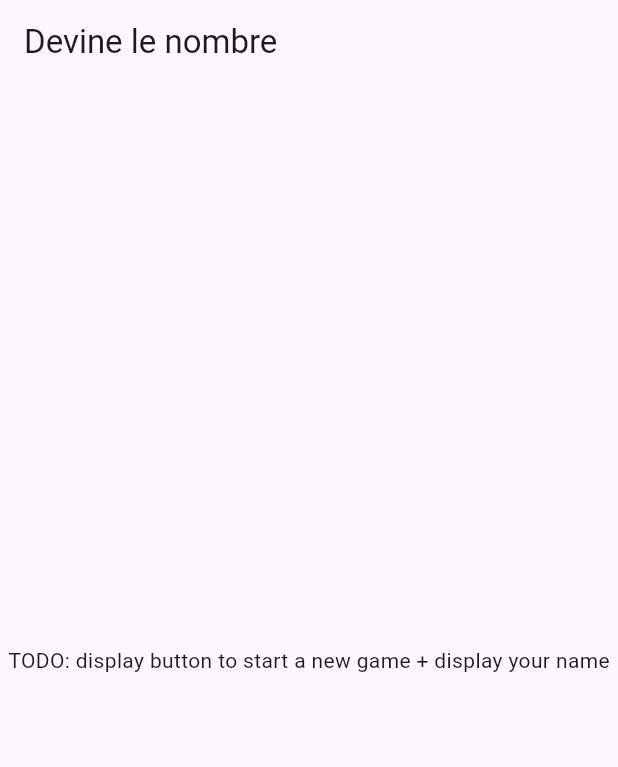
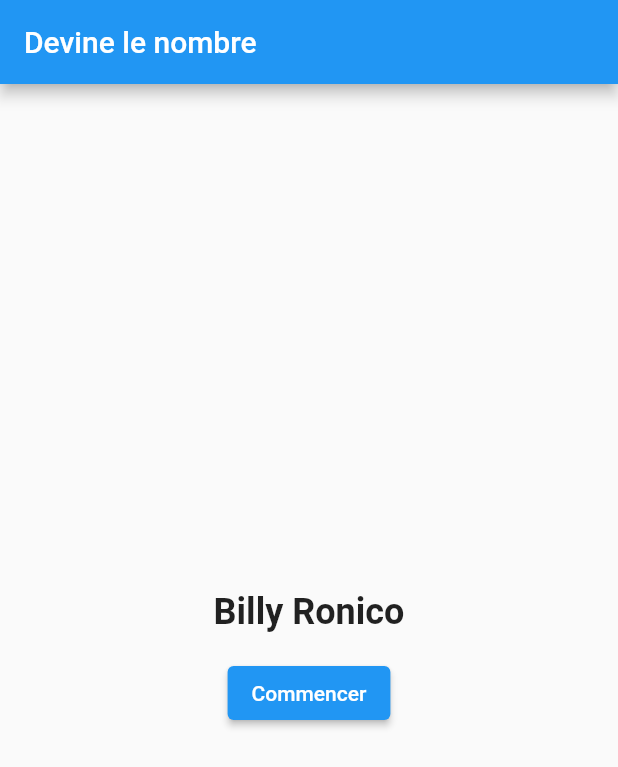
Before and after one commit to BillyRonico412/plus-ou-moins-flutter, a Flutter app: the screen it shows after launch, on a phone screen of 412 x 824 dp. Shown: the top 767 px of the screen. Run offline on Flutter 3.47's test engine with Material 3 defaults, Android fonts, the phone set to English and light mode, and no system bars; our stand-ins replace awesome_snackbar_content, go_router.

Commit message:
Resolves tp

```diff
--- a/lib/main.dart
+++ b/lib/main.dart
@@ -1,6 +1,9 @@
 import 'package:flutter/material.dart';
 import 'package:go_router/go_router.dart';
-import 'package:guess_number/menu_page.dart';
+import 'package:guess_number/pages/DefeatPage.dart';
+import 'package:guess_number/pages/GamePage.dart';
+import 'package:guess_number/pages/MainPage.dart';
+import 'package:guess_number/pages/VictoryPage.dart';
 
 void main() {
   runApp(const MyApp());
@@ -11,7 +14,24 @@ final GoRouter _router = GoRouter(
     GoRoute(
       path: '/',
       builder: (BuildContext context, GoRouterState state) {
-        return const MenuPage();
+        return const MainPage();
+      },
+    ),
+    GoRoute(
+        path: '/game',
+        builder: (BuildContext context, GoRouterState state) {
+          return const GamePage();
+        }),
+    GoRoute(
+      path: '/victory',
+      builder: (BuildContext context, GoRouterState state) {
+        return const VictoryPage();
+      },
+    ),
+    GoRoute(
+      path: '/defeat',
+      builder: (BuildContext context, GoRouterState state) {
+        return const DefeatPage();
       },
     ),
   ],
@@ -23,8 +43,11 @@ class MyApp extends StatelessWidget {
   @override
   Widget build(BuildContext context) {
     return MaterialApp.router(
-      debugShowCheckedModeBanner: false,
-      routerConfig: _router,
-    );
+        debugShowCheckedModeBanner: false,
+        routerConfig: _router,
+        theme: ThemeData(
+          useMaterial3: false,
+          primarySwatch: Colors.blue,
+        ));
   }
 }
--- a/lib/menu_page.dart
+++ /dev/null
@@ -1,15 +0,0 @@
-import 'package:flutter/material.dart';
-
-class MenuPage extends StatelessWidget {
-  const MenuPage({Key? key}) : super(key: key);
-
-  @override
-  Widget build(BuildContext context) {
-    return Scaffold(
-      appBar: AppBar(
-        title: const Text("Devine le nombre"),
-      ),
-      body: const Center(child: Text("TODO: display button to start a new game + display your name")) ,
-    );
-  }
-}
--- /dev/null
+++ b/lib/pages/MainPage.dart
@@ -0,0 +1,33 @@
+import 'package:flutter/material.dart';
+import 'package:go_router/go_router.dart';
+
+class MainPage extends StatelessWidget {
+  const MainPage({Key? key}) : super(key: key);
+
+  @override
+  Widget build(BuildContext context) {
+    return Scaffold(
+      appBar: AppBar(
+        title: const Text("Devine le nombre"),
+      ),
+      body: Column(
+        mainAxisAlignment: MainAxisAlignment.center,
+        crossAxisAlignment: CrossAxisAlignment.center,
+        children: [
+          const Center(
+              child: Text("Billy Ronico",
+                  style: TextStyle(
+                    fontSize: 24,
+                    fontWeight: FontWeight.bold,
+                  ))),
+          const SizedBox(height: 16),
+          ElevatedButton(
+              onPressed: () {
+                context.go('/game');
+              },
+              child: const Text("Commencer")),
+        ],
+      ),
+    );
+  }
+}
```
Also changed, not shown: lib/pages/DefeatPage.dart (added, +30 -0 lines), lib/pages/GamePage.dart (added, +109 -0 lines), lib/pages/VictoryPage.dart (added, +30 -0 lines).
